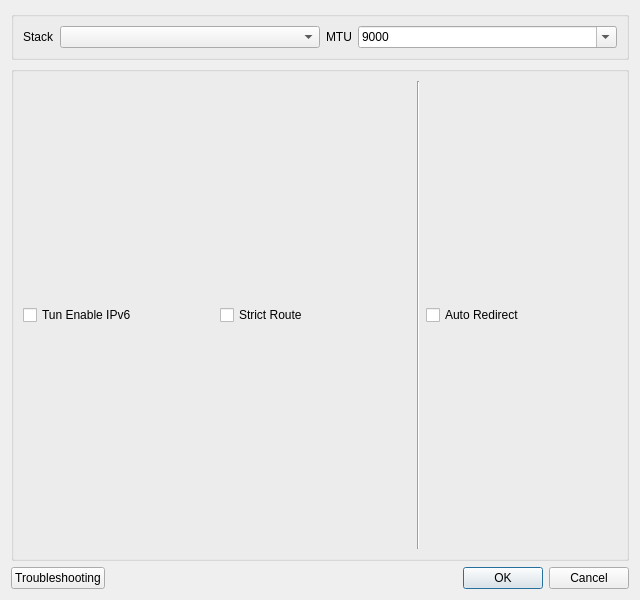
First picture: the form in include/ui/setting/dialog_vpn_settings.ui, repository shengmo0210/Throne, before the edit.
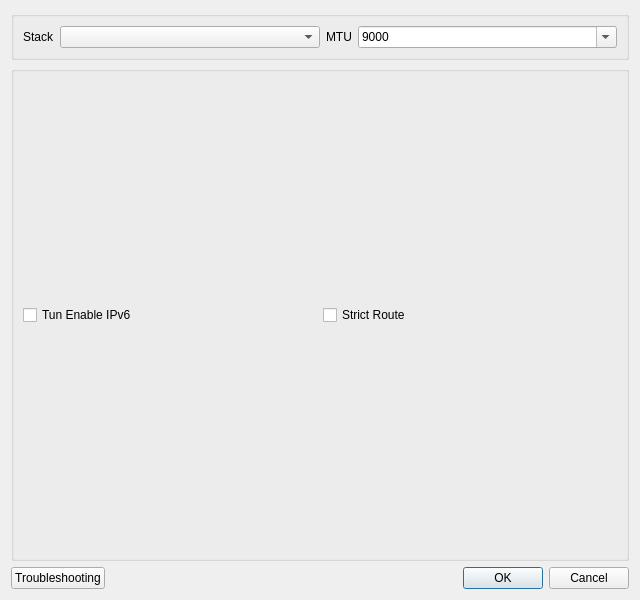
Second picture: the form after the edit.

Commit message: always enable auto redirect on linux

Patch:
```diff
--- a/include/ui/setting/dialog_vpn_settings.ui
+++ b/include/ui/setting/dialog_vpn_settings.ui
@@ -93,20 +93,6 @@
         </property>
        </widget>
       </item>
-      <item>
-       <widget class="Line" name="line">
-        <property name="orientation">
-         <enum>Qt::Orientation::Vertical</enum>
-        </property>
-       </widget>
-      </item>
-      <item>
-       <widget class="QCheckBox" name="auto_redir">
-        <property name="text">
-         <string>Auto Redirect</string>
-        </property>
-       </widget>
-      </item>
      </layout>
     </widget>
    </item>
```
The commit also changes 4 other files.
